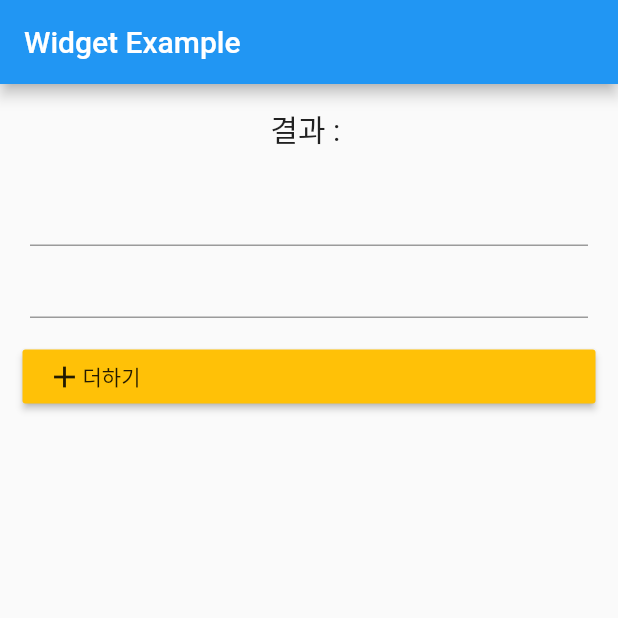
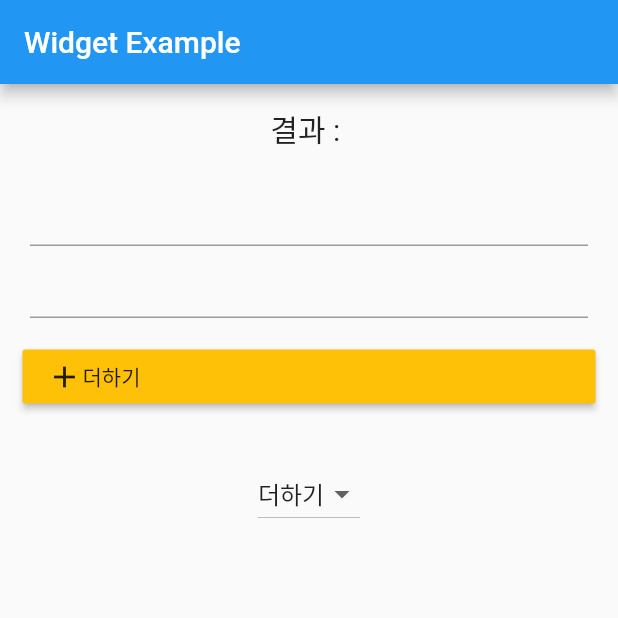
Before and after one commit to junhaesung/flutter-do-it-adder, a Flutter app: the screen it shows after launch, after a tap on "더하기", on a phone screen of 412 x 824 dp, the top half of it. Run offline on Flutter 3.47's test engine with Material 2 defaults, Android fonts, the phone set to English and light mode, and no system bars.

Commit message:
실습: 빼기, 곱하기, 나누기 추가

```diff
--- a/lib/main.dart
+++ b/lib/main.dart
@@ -17,9 +17,22 @@ class WidgetApp extends StatefulWidget {
 }
 
 class _WidgetExampleState extends State<WidgetApp> {
+  List<String> _buttonList = ['더하기', '빼기', '곱하기', '나누기'];
+  List<DropdownMenuItem<String>> _dropdownMenuItems =
+      List.empty(growable: true);
+  String? _buttonText = '';
   String sum = '';
   TextEditingController value1 = TextEditingController();
   TextEditingController value2 = TextEditingController();
+
+  @override
+  void initState() {
+    super.initState();
+    for (var item in _buttonList) {
+      _dropdownMenuItems.add(DropdownMenuItem(value: item, child: Text(item)));
+    }
+    _buttonText = _dropdownMenuItems[0].value;
+  }
 
   @override
   Widget build(BuildContext context) {
@@ -53,15 +66,40 @@ class _WidgetExampleState extends State<WidgetApp> {
                 padding: EdgeInsets.all(15),
                 child: RaisedButton(
                     child: Row(
-                      children: [Icon(Icons.add), Text('더하기')],
+                      children: [
+                        Icon(Icons.add),
+                        Text(_buttonText != null ? _buttonText! : ''),
+                      ],
                     ),
                     color: Colors.amber,
                     onPressed: () {
                       setState(() {
-                        int result = int.parse(value1.value.text) + int.parse(value2.value.text);
+                        var value1Int = int.parse(value1.value.text);
+                        var value2Int = int.parse(value2.value.text);
+                        var result;
+                        if (_buttonText == '더하기') {
+                          result = value1Int + value2Int;
+                        } else if (_buttonText == '빼기') {
+                          result = value1Int - value2Int;
+                        } else if (_buttonText == '곱하기') {
+                          result = value1Int * value2Int;
+                        } else {
+                          result = value1Int / value2Int;
+                        }
                         sum = result.toString();
                       });
-                    }))
+                    })),
+            Padding(
+                padding: EdgeInsets.all(15),
+                child: DropdownButton(
+                  items: _dropdownMenuItems,
+                  onChanged: (value) {
+                    setState(() {
+                      _buttonText = value.toString();
+                    });
+                  },
+                  value: _buttonText,
+                ))
           ],
         )),
       ),
```
